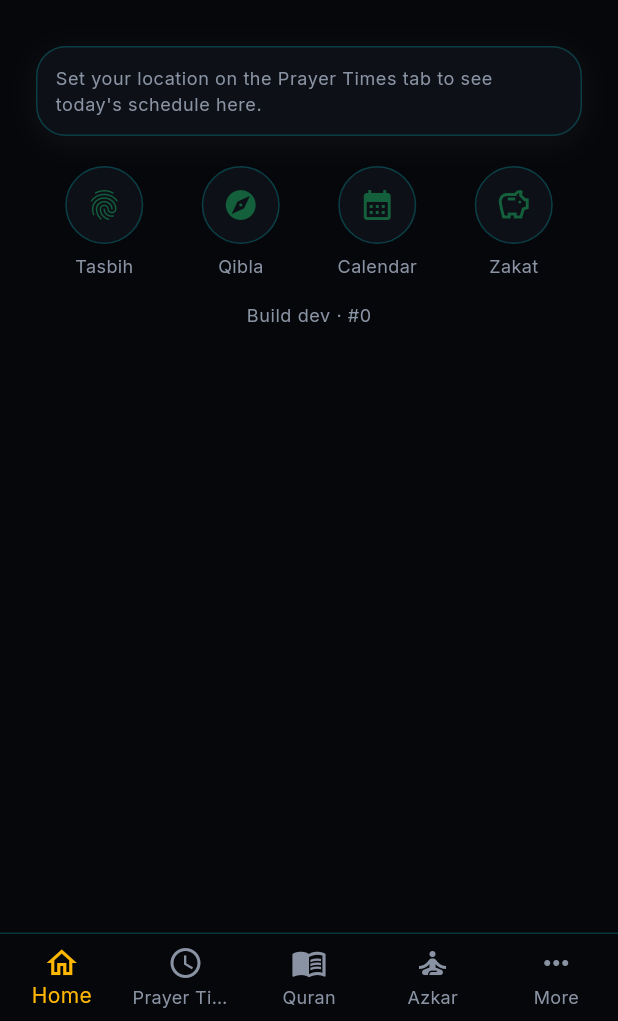
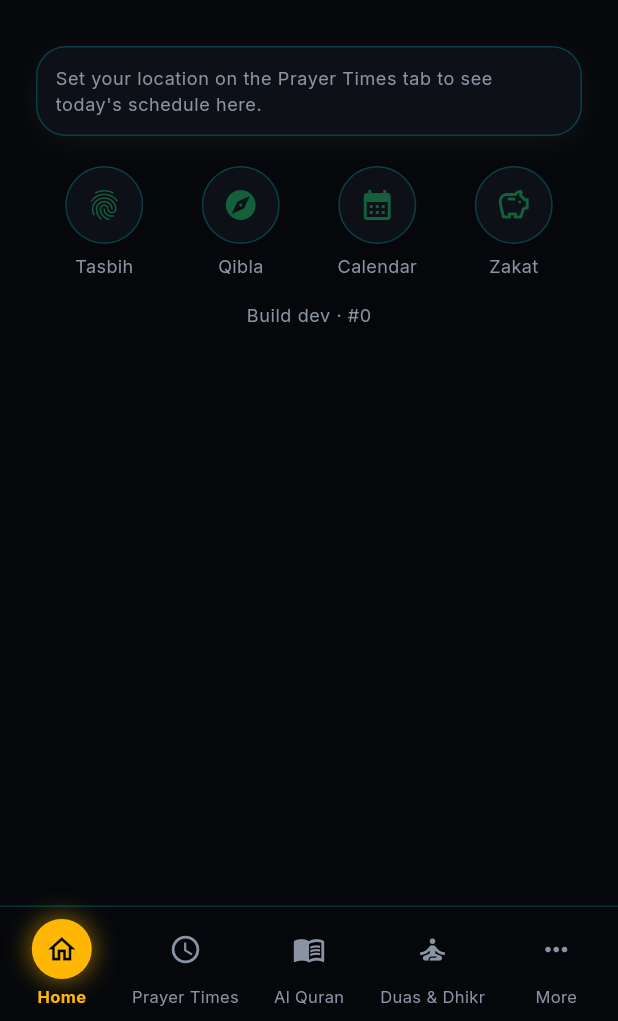
Before and after one commit to ajmalkhan6233-eng/noor_app, a Flutter app: the screen it shows after launch, on a phone screen of 412 x 824 dp, the part 215-1236 px from its top. Run offline on Flutter 3.47's test engine with Material 3 defaults, Android fonts, the phone set to English and light mode, and no system bars; our stand-ins replace adhan, equatable, flutter_bloc, flutter_compass, flutter_local_notifications, flutter_secure_storage and 4 more; accounts and stored records are empty.

Commit message:
Rebuild the bottom nav with gold-glow active state (Section 2)
Replaces the default BottomNavigationBar with a custom NoorBottomNav +
NavTabItem: active tab shows its icon inside a glowing gold circle
(BoxShadow halo) with a bold gold label; inactive tabs show a plain
outline icon and gray label. Tabs renamed per the locked spec: Home |
Prayer Times | Al Quran | Duas & Dhikr | More (two new l10n keys,
quranTabLabel/duasTabLabel, with real EN/TA/SI translations — the
existing quranScreenTitle/azkarScreenTitle are left alone since
they're still used as those screens' own page titles).

Added a widget test covering the renamed labels and tap routing.

Co-Authored-By: Claude Sonnet 5 <noreply@anthropic.com>
Claude-Session: https://claude.ai/code/session_019gVveWrN2mQ8ZJgjAtAbp6

```diff
--- a/lib/features/home/presentation/home_dashboard.dart
+++ b/lib/features/home/presentation/home_dashboard.dart
@@ -1,15 +1,15 @@
 // Bismillahir Rahmanir Raheem — watermark: ALLAH
 //
-// The app shell shown after the splash: bottom navigation across
-// Home / Prayer Times / Quran / Azkar / More. Each tab's icon carries
-// an explicit Semantics label independent of its visible text label.
+// The app shell shown after the splash: persistent top bar (AppTopBar)
+// plus bottom navigation across Home / Prayer Times / Al Quran / Duas
+// & Dhikr / More (NoorBottomNav). Each tab's icon carries an explicit
+// Semantics label independent of its visible text label.
 
 import 'package:flutter/material.dart';
 import 'package:flutter_bloc/flutter_bloc.dart';
 
 import '../../../core/constants/app_colors.dart';
 import '../../../core/presentation/motion/fade_tab_switcher.dart';
-import '../../../l10n/generated/app_localizations.dart';
 import '../../azkar/presentation/azkar_screen.dart';
 import '../../more/presentation/more_screen.dart';
 import '../../prayer_times/logic/prayer_cubit/prayer_cubit.dart';
@@ -17,6 +17,7 @@ import '../../prayer_times/presentation/prayer_times_screen.dart';
 import '../../quran/presentation/quran_screen.dart';
 import '../../settings/logic/settings_cubit/settings_cubit.dart';
 import 'home_overview_screen.dart';
+import 'widgets/bottom_nav/noor_bottom_nav.dart';
 import 'widgets/top_bar/app_top_bar.dart';
 
 class HomeDashboard extends StatefulWidget {
@@ -39,7 +40,6 @@ class _HomeDashboardState extends State<HomeDashboard> {
 
   @override
   Widget build(BuildContext context) {
-    final l10n = AppLocalizations.of(context)!;
     return MultiBlocProvider(
       providers: [
         BlocProvider(create: (_) => PrayerCubit()..loadSettings()),
@@ -49,36 +49,11 @@ class _HomeDashboardState extends State<HomeDashboard> {
         backgroundColor: AppColors.paper,
         appBar: const AppTopBar(),
         body: FadeTabSwitcher(index: _selectedIndex, children: _screens),
-        bottomNavigationBar: Container(
-          decoration: const BoxDecoration(
-            color: AppColors.paper,
-            border: Border(top: BorderSide(color: AppColors.hairline)),
-          ),
-          child: BottomNavigationBar(
-            type: BottomNavigationBarType.fixed,
-            backgroundColor: AppColors.paper,
-            elevation: 0,
-            selectedItemColor: AppColors.gold,
-            unselectedItemColor: AppColors.sage,
-            currentIndex: _selectedIndex,
-            onTap: (index) => setState(() => _selectedIndex = index),
-            items: [
-              _tab(Icons.home_outlined, l10n.homeTab),
-              _tab(Icons.access_time, l10n.prayerTimesScreenTitle),
-              _tab(Icons.menu_book, l10n.quranScreenTitle),
-              _tab(Icons.self_improvement, l10n.azkarScreenTitle),
-              _tab(Icons.more_horiz, l10n.moreTab),
-            ],
-          ),
+        bottomNavigationBar: NoorBottomNav(
+          selectedIndex: _selectedIndex,
+          onTap: (index) => setState(() => _selectedIndex = index),
         ),
       ),
     );
   }
-
-  BottomNavigationBarItem _tab(IconData icon, String label) {
-    return BottomNavigationBarItem(
-      icon: Semantics(label: label, child: Icon(icon)),
-      label: label,
-    );
-  }
 }
--- /dev/null
+++ b/lib/features/home/presentation/widgets/bottom_nav/nav_tab_item.dart
@@ -0,0 +1,76 @@
+// Bismillahir Rahmanir Raheem — watermark: ALLAH
+//
+// A single bottom-nav tab: active shows the icon inside a glowing
+// gold circle with a gold label; inactive shows a plain outline icon
+// with a gray label. Split out of NoorBottomNav to keep both files
+// under the project's line-count convention.
+
+import 'package:flutter/material.dart';
+
+import '../../../../../core/constants/app_colors.dart';
+import '../../../../../core/presentation/motion/motion.dart';
+import '../../../../../core/utils/semantics_helpers.dart';
+
+class NavTabItem extends StatelessWidget {
+  const NavTabItem({
+    super.key,
+    required this.icon,
+    required this.label,
+    required this.active,
+    required this.onTap,
+  });
+
+  final IconData icon;
+  final String label;
+  final bool active;
+  final VoidCallback onTap;
+
+  @override
+  Widget build(BuildContext context) {
+    final duration = Motion.effective(context, Motion.short);
+    return Expanded(
+      child: SemanticButton(
+        label: label,
+        onTap: onTap,
+        child: Column(
+          mainAxisSize: MainAxisSize.min,
+          children: [
+            AnimatedContainer(
+              duration: duration,
+              curve: Motion.curve,
+              width: 40,
+              height: 40,
+              decoration: BoxDecoration(
+                shape: BoxShape.circle,
+                color: active ? AppColors.gold : Colors.transparent,
+                boxShadow: active
+                    ? [
+                        BoxShadow(
+                          color: AppColors.gold.withValues(alpha: 0.55),
+                          blurRadius: 14,
+                          spreadRadius: 1,
+                        ),
+                      ]
+                    : null,
+              ),
+              child: Icon(
+                icon,
+                color: active ? AppColors.paper : AppColors.sage,
+                size: 22,
+              ),
+            ),
+            const SizedBox(height: 4),
+            Text(
+              label,
+              style: TextStyle(
+                fontSize: 11,
+                fontWeight: active ? FontWeight.w700 : FontWeight.w400,
+                color: active ? AppColors.gold : AppColors.sage,
+              ),
+            ),
+          ],
+        ),
+      ),
+    );
+  }
+}
--- /dev/null
+++ b/lib/features/home/presentation/widgets/bottom_nav/noor_bottom_nav.dart
@@ -0,0 +1,56 @@
+// Bismillahir Rahmanir Raheem — watermark: ALLAH
+//
+// Section 2 of the UI Structure Pass: Home | Prayer Times | Al Quran |
+// Duas & Dhikr | More, with the active tab shown as a glowing gold
+// circular highlight instead of BottomNavigationBar's default flat
+// color swap.
+
+import 'package:flutter/material.dart';
+
+import '../../../../../core/constants/app_colors.dart';
+import '../../../../../l10n/generated/app_localizations.dart';
+import 'nav_tab_item.dart';
+
+class NoorBottomNav extends StatelessWidget {
+  const NoorBottomNav({
+    super.key,
+    required this.selectedIndex,
+    required this.onTap,
+  });
+
+  final int selectedIndex;
+  final ValueChanged<int> onTap;
+
+  @override
+  Widget build(BuildContext context) {
+    final l10n = AppLocalizations.of(context)!;
+    final tabs = [
+      (Icons.home_outlined, l10n.homeTab),
+      (Icons.access_time, l10n.prayerTimesScreenTitle),
+      (Icons.menu_book_outlined, l10n.quranTabLabel),
+      (Icons.self_improvement_outlined, l10n.duasTabLabel),
+      (Icons.more_horiz, l10n.moreTab),
+    ];
+    return Container(
+      padding: const EdgeInsets.symmetric(vertical: 8),
+      decoration: const BoxDecoration(
+        color: AppColors.paper,
+        border: Border(top: BorderSide(color: AppColors.hairline)),
+      ),
+      child: SafeArea(
+        top: false,
+        child: Row(
+          children: [
+            for (var i = 0; i < tabs.length; i++)
+              NavTabItem(
+                icon: tabs[i].$1,
+                label: tabs[i].$2,
+                active: i == selectedIndex,
+                onTap: () => onTap(i),
+              ),
+          ],
+        ),
+      ),
+    );
+  }
+}
--- a/lib/l10n/app_en.arb
+++ b/lib/l10n/app_en.arb
@@ -3,6 +3,8 @@
 
   "homeTab": "Home",
   "moreTab": "More",
+  "quranTabLabel": "Al Quran",
+  "duasTabLabel": "Duas & Dhikr",
   "settingsSemanticLabel": "Settings",
   "settingsHint": "Double tap to open Settings",
   "openItemHint": "Double tap to open {label}",
--- a/lib/l10n/app_si.arb
+++ b/lib/l10n/app_si.arb
@@ -3,6 +3,8 @@
 
   "homeTab": "මුල් පිටුව",
   "moreTab": "තවත්",
+  "quranTabLabel": "අල් කුර්ආන්",
+  "duasTabLabel": "දුආ සහ දික්ර්",
   "settingsSemanticLabel": "සැකසුම්",
   "settingsHint": "සැකසුම් විවෘත කිරීමට දෙවරක් තට්ටු කරන්න",
   "openItemHint": "{label} විවෘත කිරීමට දෙවරක් තට්ටු කරන්න",
--- a/lib/l10n/app_ta.arb
+++ b/lib/l10n/app_ta.arb
@@ -3,6 +3,8 @@
 
   "homeTab": "முகப்பு",
   "moreTab": "மேலும்",
+  "quranTabLabel": "அல் குர்ஆன்",
+  "duasTabLabel": "துஆக்கள் & திக்ர்",
   "settingsSemanticLabel": "அமைப்புகள்",
   "settingsHint": "அமைப்புகளைத் திறக்க இருமுறை தட்டவும்",
   "openItemHint": "{label} திறக்க இருமுறை தட்டவும்",
```
Also changed, not shown: lib/l10n/generated/app_localizations.dart, lib/l10n/generated/app_localizations_en.dart, lib/l10n/generated/app_localizations_si.dart, lib/l10n/generated/app_localizations_ta.dart, 1 other file.
